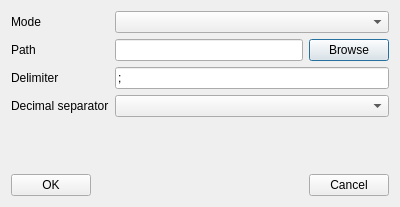
Before: the Qt Designer form src/gui/exportdatatabletocsvdialog.ui in echmet/CEval, drawn with Qt 5.
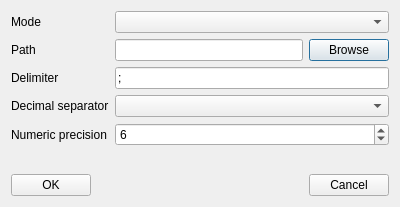
After: the same form once the commit is applied.

Diff of the .ui file:
```diff
--- a/src/gui/exportdatatabletocsvdialog.ui
+++ b/src/gui/exportdatatabletocsvdialog.ui
@@ -16,6 +16,9 @@
   <layout class="QVBoxLayout" name="verticalLayout">
    <item>
     <layout class="QGridLayout" name="gridLayout">
+     <item row="3" column="1" colspan="2">
+      <widget class="QComboBox" name="qcbox_decimalSeparator"/>
+     </item>
      <item row="2" column="0">
       <widget class="QLabel" name="ql_delimiter">
        <property name="text">
@@ -64,8 +67,22 @@
        </property>
       </widget>
      </item>
-     <item row="3" column="1" colspan="2">
-      <widget class="QComboBox" name="qcbox_decimalSeparator"/>
+     <item row="4" column="0">
+      <widget class="QLabel" name="ql_numericPrecision">
+       <property name="text">
+        <string>Numeric precision</string>
+       </property>
+      </widget>
+     </item>
+     <item row="4" column="1" colspan="2">
+      <widget class="QSpinBox" name="qspbox_numericPrecision">
+       <property name="minimum">
+        <number>1</number>
+       </property>
+       <property name="value">
+        <number>6</number>
+       </property>
+      </widget>
      </item>
     </layout>
    </item>
```
